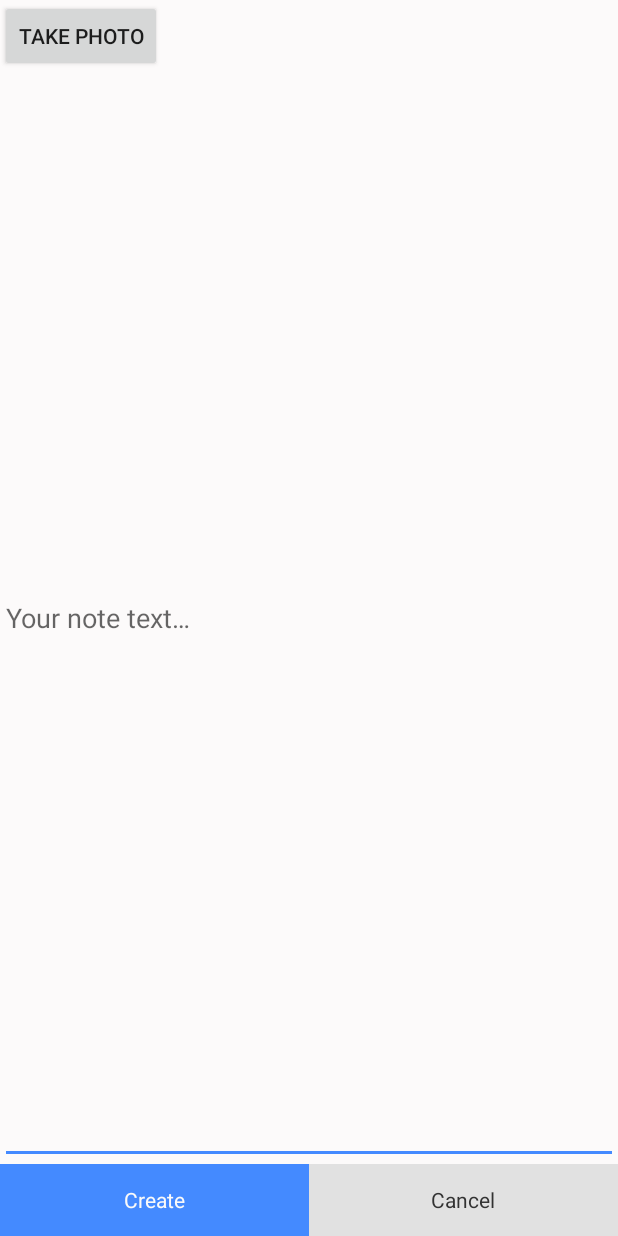
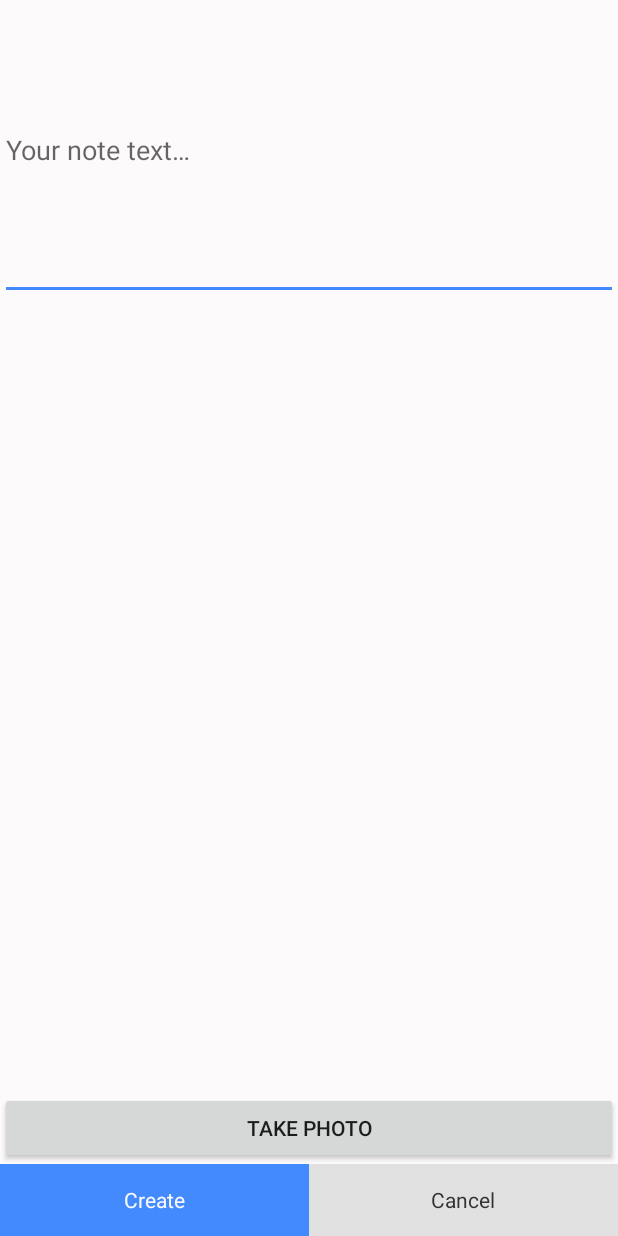
Before and after one commit to ArseniBarsegyan/ReminderAndroid, an Android app: the fragment EditNoteFragment shown on its own in the app's theme, on a phone screen of 412 x 824 dp. Run offline under Robolectric (Android 15) with nearby library versions, the phone set to English and light mode, and no system bars; 1 statement that could not run was skipped.

Commit message:
layout for EditNoteFragment

```diff
--- a/app/src/main/res/layout/edit_note_fragment.xml
+++ b/app/src/main/res/layout/edit_note_fragment.xml
@@ -1,35 +1,48 @@
 <?xml version="1.0" encoding="utf-8"?>
-<LinearLayout xmlns:android="http://schemas.android.com/apk/res/android"
+<android.support.constraint.ConstraintLayout xmlns:android="http://schemas.android.com/apk/res/android"
     xmlns:tools="http://schemas.android.com/tools"
     android:layout_width="match_parent"
     android:layout_height="match_parent"
+    xmlns:app="http://schemas.android.com/apk/res-auto"
     tools:context=".view.fragments.EditNoteFragment"
     android:orientation="vertical"
-    android:background="@color/page_background">
-
-    <Button
-        android:id="@+id/takePhotoButton"
-        android:layout_width="wrap_content"
-        android:layout_height="wrap_content"
-        android:text="take photo" />
-
-    <ImageView
-        android:id="@+id/imageView"
-        android:layout_width="wrap_content"
-        android:layout_height="wrap_content" />
-
+    android:background="@color/page_background"
+    android:gravity="top">
     <EditText
+        app:layout_constraintTop_toTopOf="parent"
         android:id="@+id/note_description"
-        android:layout_height="0dp"
-        android:layout_weight="1"
+        android:layout_height="200dp"
         android:layout_width="match_parent"
         android:hint="@string/note_description_placeholder" />
 
+    <GridView
+        android:id="@+id/photosLayout"
+        app:layout_constraintTop_toBottomOf="@+id/note_description"
+        android:layout_width="match_parent"
+        android:layout_height="300dp"
+        android:numColumns="3">
+
+    </GridView>
+
     <LinearLayout
+        android:id="@+id/optionButtonsLayout"
+        app:layout_constraintBottom_toTopOf="@id/pageControlsButtonsLayout"
+        android:layout_width="match_parent"
+        android:layout_height="wrap_content">
+        <Button
+            android:id="@+id/takePhotoButton"
+            android:text="take photo"
+            android:layout_weight="1"
+            android:layout_width="match_parent"
+            android:layout_height="wrap_content" />
+    </LinearLayout>
+
+    <LinearLayout
+        android:id="@+id/pageControlsButtonsLayout"
+        app:layout_constraintBottom_toBottomOf="parent"
         android:layout_width="match_parent"
         android:layout_height="wrap_content"
         android:layout_margin="0dp"
-
         android:orientation="horizontal">
         <Button
             style="@style/Base.Widget.AppCompat.ButtonBar"
@@ -50,4 +63,4 @@
             android:background="@color/button_background"
             android:text="@string/cancel"/>
     </LinearLayout>
-</LinearLayout>
+</android.support.constraint.ConstraintLayout>
```
